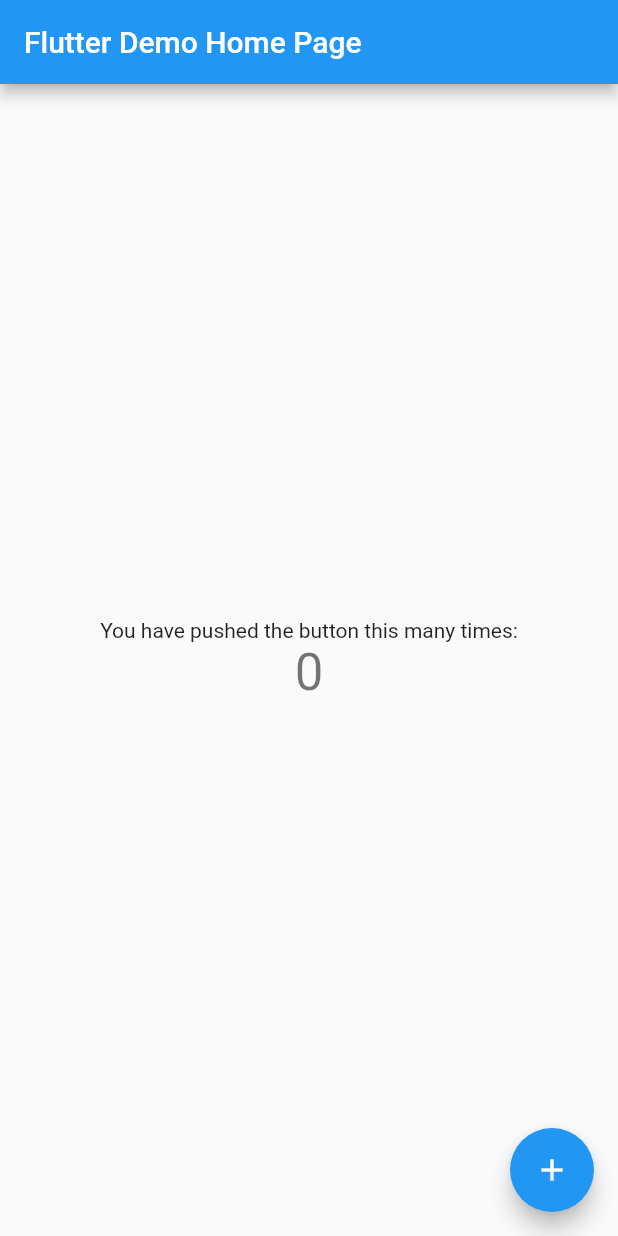
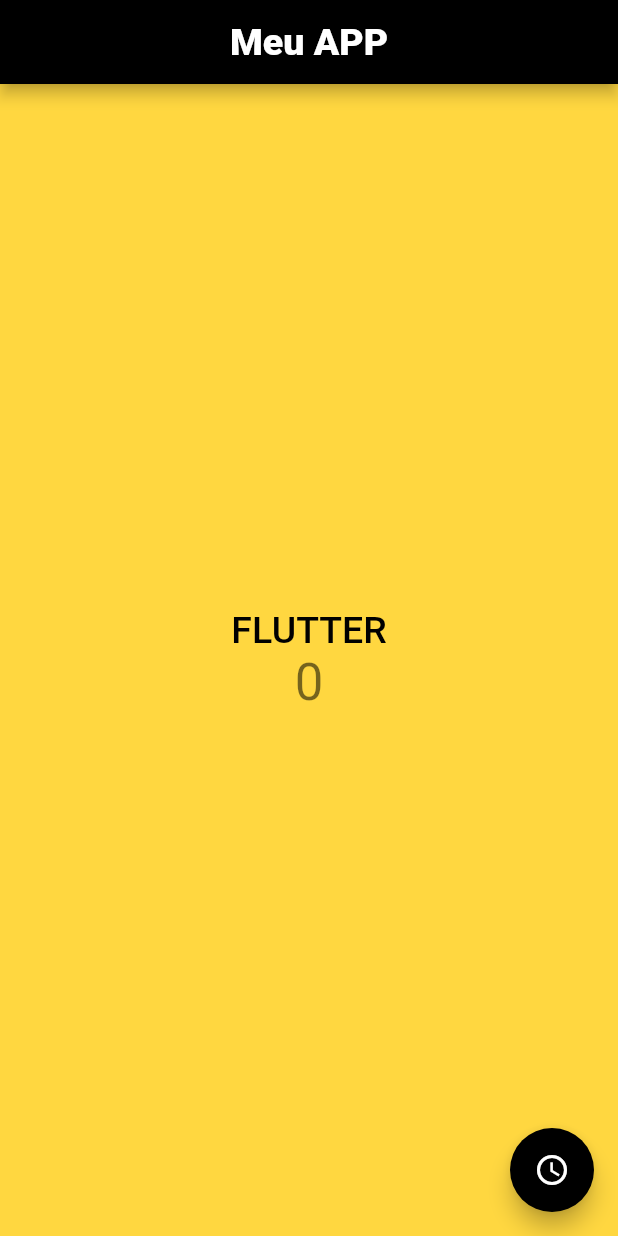
Before and after one commit to WSilvaM/App-Desafio-Dio, a Flutter app: the screen it shows after launch, on a phone screen of 412 x 824 dp. Run offline on Flutter 3.47's test engine with Material 2 defaults, Android fonts, the phone set to English and light mode, and no system bars.

Commit message:
segundo commit com algumas alteração

```diff
--- a/lib/main.dart
+++ b/lib/main.dart
@@ -24,7 +24,9 @@
         // is not restarted.
         primarySwatch: Colors.blue,
       ),
-      home: const MyHomePage(title: 'Flutter Demo Home Page'),
+      home: const MyHomePage(
+        title: 'Meu APP',
+      ),
     );
   }
 }
@@ -70,10 +72,16 @@
     // fast, so that you can just rebuild anything that needs updating rather
     // than having to individually change instances of widgets.
     return Scaffold(
+      backgroundColor: Colors.amberAccent,
       appBar: AppBar(
+        backgroundColor: Colors.black,
         // Here we take the value from the MyHomePage object that was created by
         // the App.build method, and use it to set our appbar title.
-        title: Text(widget.title),
+        title: Text(
+          widget.title,
+          style: TextStyle(fontSize: 25, fontWeight: FontWeight.w800),
+        ),
+        centerTitle: true,
       ),
       body: Center(
         // Center is a layout widget. It takes a single child and positions it
@@ -96,7 +104,11 @@
           mainAxisAlignment: MainAxisAlignment.center,
           children: <Widget>[
             const Text(
-              'You have pushed the button this many times:',
+              'FLUTTER',
+              style: TextStyle(
+                  color: Colors.black,
+                  fontSize: 25,
+                  fontWeight: FontWeight.w500),
             ),
             Text(
               '$_counter',
@@ -106,9 +118,10 @@
         ),
       ),
       floatingActionButton: FloatingActionButton(
+        backgroundColor: Colors.black,
         onPressed: _incrementCounter,
         tooltip: 'Increment',
-        child: const Icon(Icons.add),
+        child: const Icon(Icons.access_time),
       ), // This trailing comma makes auto-formatting nicer for build methods.
     );
   }
```
